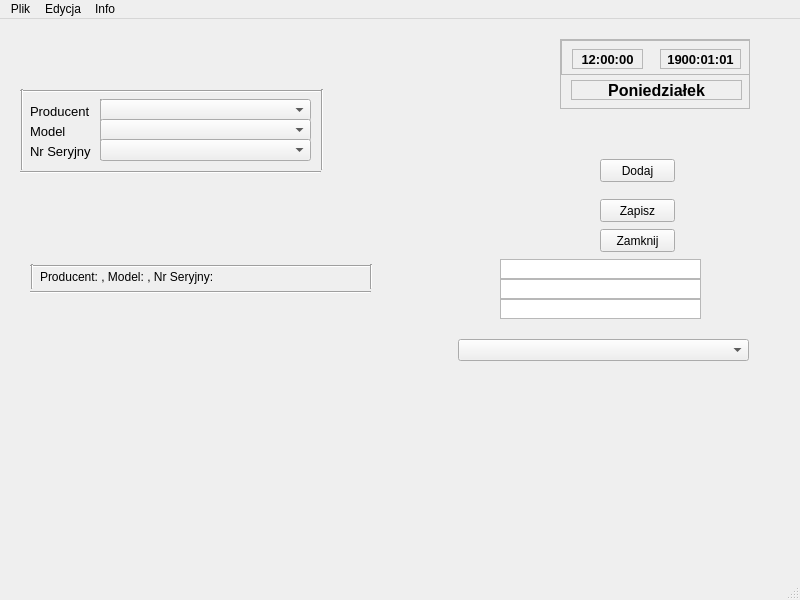
Qt form Urzadzenia/urzadzenia.ui (Astropl/TestRamek) before a commit.
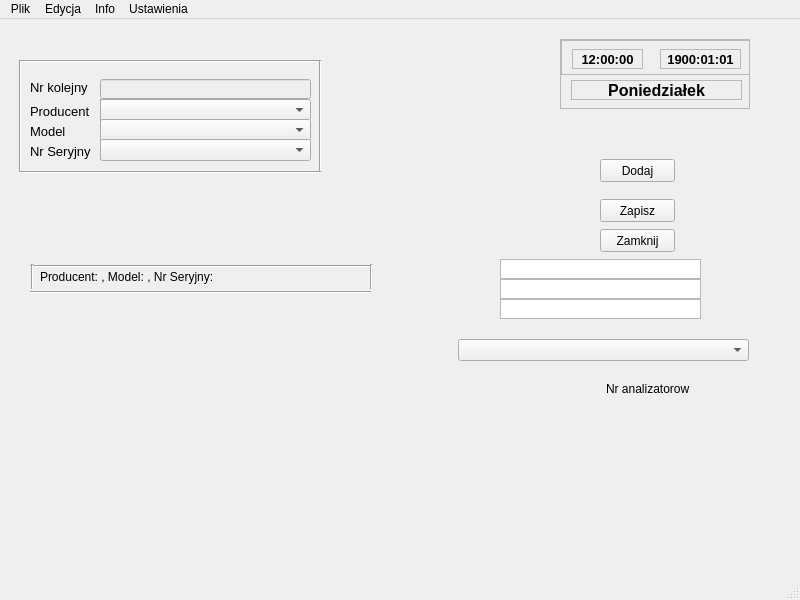
The same form after that commit.

Diff of the .ui file:
```diff
--- a/Urzadzenia/urzadzenia.ui
+++ b/Urzadzenia/urzadzenia.ui
@@ -127,7 +127,7 @@
     <property name="geometry">
      <rect>
       <x>20</x>
-      <y>70</y>
+      <y>40</y>
       <width>301</width>
       <height>5</height>
      </rect>
@@ -139,10 +139,10 @@
    <widget class="Line" name="line_3">
     <property name="geometry">
      <rect>
-      <x>20</x>
-      <y>70</y>
-      <width>5</width>
-      <height>81</height>
+      <x>10</x>
+      <y>41</y>
+      <width>20</width>
+      <height>112</height>
      </rect>
     </property>
     <property name="orientation">
@@ -247,10 +247,10 @@
    <widget class="Line" name="line_9">
     <property name="geometry">
      <rect>
-      <x>320</x>
-      <y>70</y>
-      <width>5</width>
-      <height>81</height>
+      <x>312</x>
+      <y>41</y>
+      <width>16</width>
+      <height>111</height>
      </rect>
     </property>
     <property name="orientation">
@@ -439,6 +439,51 @@
      <string>Dodaj</string>
     </property>
    </widget>
+   <widget class="QLabel" name="LblNumberAnaliz">
+    <property name="geometry">
+     <rect>
+      <x>606</x>
+      <y>360</y>
+      <width>111</width>
+      <height>20</height>
+     </rect>
+    </property>
+    <property name="text">
+     <string>Nr analizatorow</string>
+    </property>
+   </widget>
+   <widget class="QLabel" name="label_5">
+    <property name="geometry">
+     <rect>
+      <x>30</x>
+      <y>60</y>
+      <width>61</width>
+      <height>16</height>
+     </rect>
+    </property>
+    <property name="font">
+     <font>
+      <family>Arial</family>
+      <pointsize>10</pointsize>
+     </font>
+    </property>
+    <property name="text">
+     <string>Nr kolejny</string>
+    </property>
+   </widget>
+   <widget class="QLineEdit" name="lineEditNumber">
+    <property name="enabled">
+     <bool>false</bool>
+    </property>
+    <property name="geometry">
+     <rect>
+      <x>100</x>
+      <y>60</y>
+      <width>211</width>
+      <height>20</height>
+     </rect>
+    </property>
+   </widget>
    <zorder>label</zorder>
    <zorder>label_2</zorder>
    <zorder>label_3</zorder>
@@ -497,9 +542,16 @@
     </property>
     <addaction name="actionInformacja"/>
    </widget>
+   <widget class="QMenu" name="menuUstawienia">
+    <property name="title">
+     <string>Ustawienia</string>
+    </property>
+    <addaction name="actionOpcje"/>
+   </widget>
    <addaction name="menuPlik"/>
    <addaction name="menuEdycja"/>
    <addaction name="menuInfo"/>
+   <addaction name="menuUstawienia"/>
   </widget>
   <widget class="QStatusBar" name="statusbar"/>
   <action name="actionInformacja">
```
Left out of the diff: 8 changed lines with no effect on the pictures.
